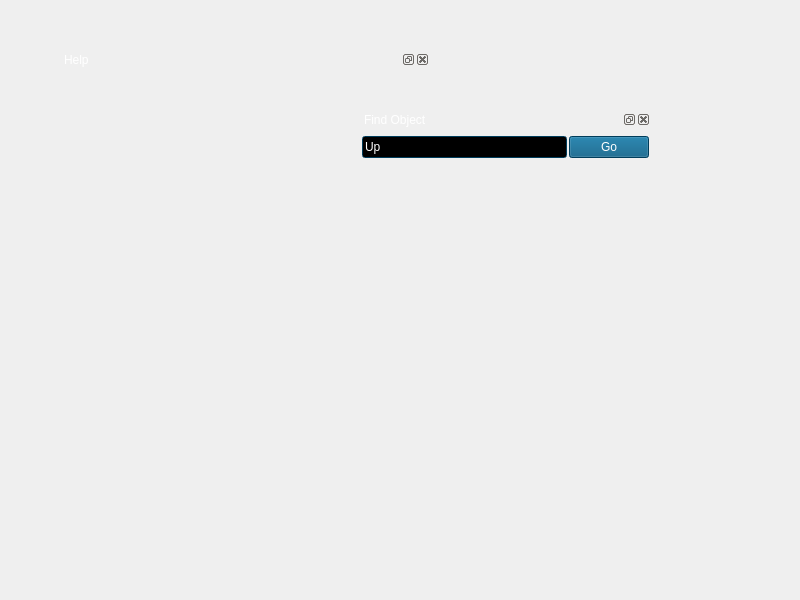
First picture: the form in src/gui/mainGui.ui, repository 519984307/stellarium_src, before the edit.
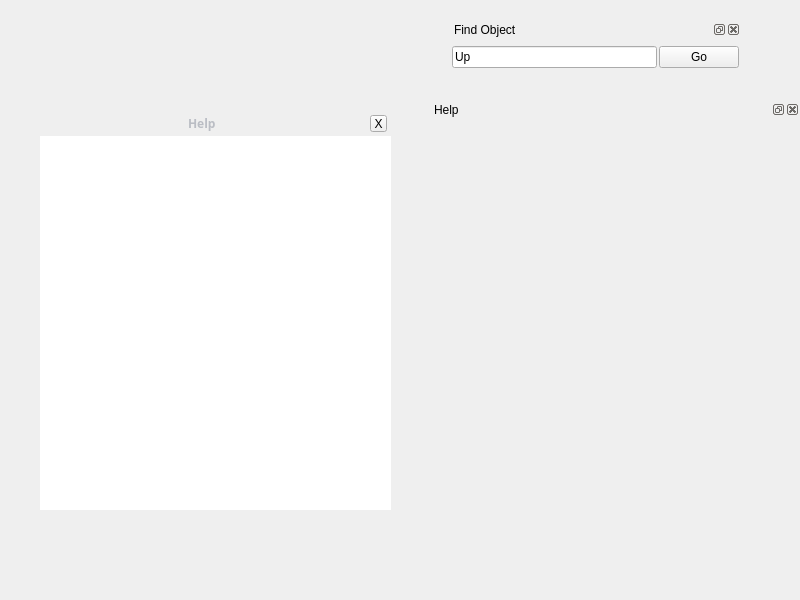
Second picture: the form after the edit. Icons and pictures are not drawn. Custom widgets are drawn as their Qt base class.

Commit message: Applied modifs to Style.

Diff of the .ui file:
```diff
--- a/src/gui/mainGui.ui
+++ b/src/gui/mainGui.ui
@@ -21,374 +21,42 @@
   <property name="windowIcon" >
    <iconset resource="../../data/mainRes.qrc" >:/mainWindow/icon.bmp</iconset>
   </property>
+  <property name="styleSheet" >
+   <string>QFrame {
+	background: qlineargradient(x1: 0, y1: 0, x2: 0, y2: 1, stop: 0 	#4a4b50, stop: 1 #36373c);
+     background-repeat: repeat-x;
+     background-position: up;
+	border: 0px;
+	color : #babdc4;
+   font-family: "DejaVu"
+}
+
+DialogFrame {
+	border: 0px;
+  border-width: 1px;
+  border-style: solid;
+  border-color: #2e2e36;
+}
+
+QLabel {
+	background: None;
+   font-weight: bold;
+}</string>
+  </property>
   <widget class="QDockWidget" name="dockWidgetSearchSkyObject" >
    <property name="geometry" >
     <rect>
-     <x>360</x>
-     <y>110</y>
+     <x>450</x>
+     <y>20</y>
      <width>291</width>
      <height>56</height>
     </rect>
    </property>
    <property name="palette" >
     <palette>
-     <active>
-      <colorrole role="WindowText" >
-       <brush brushstyle="SolidPattern" >
-        <color alpha="255" >
-         <red>255</red>
-         <green>255</green>
-         <blue>255</blue>
-        </color>
-       </brush>
-      </colorrole>
-      <colorrole role="Button" >
-       <brush brushstyle="SolidPattern" >
-        <color alpha="255" >
-         <red>0</red>
-         <green>85</green>
-         <blue>127</blue>
-        </color>
-       </brush>
-      </colorrole>
-      <colorrole role="Light" >
-       <brush brushstyle="SolidPattern" >
-        <color alpha="255" >
-         <red>0</red>
-         <green>128</green>
-         <blue>191</blue>
-        </color>
-       </brush>
-      </colorrole>
-      <colorrole role="Midlight" >
-       <brush brushstyle="SolidPattern" >
-        <color alpha="255" >
-         <red>0</red>
-         <green>106</green>
-         <blue>159</blue>
-        </color>
-       </brush>
-      </colorrole>
-      <colorrole role="Dark" >
-       <brush brushstyle="SolidPattern" >
-        <color alpha="255" >
-         <red>0</red>
-         <green>42</green>
-         <blue>63</blue>
-        </color>
-       </brush>
-      </colorrole>
-      <colorrole role="Mid" >
-       <brush brushstyle="SolidPattern" >
-        <color alpha="255" >
-         <red>0</red>
-         <green>56</green>
-         <blue>84</blue>
-        </color>
-       </brush>
-      </colorrole>
-      <colorrole role="Text" >
-       <brush brushstyle="SolidPattern" >
-        <color alpha="255" >
-         <red>255</red>
-         <green>255</green>
-         <blue>255</blue>
-        </color>
-       </brush>
-      </colorrole>
-      <colorrole role="BrightText" >
-       <brush brushstyle="SolidPattern" >
-        <color alpha="255" >
-         <red>255</red>
-         <green>255</green>
-         <blue>255</blue>
-        </color>
-       </brush>
-      </colorrole>
-      <colorrole role="ButtonText" >
-       <brush brushstyle="SolidPattern" >
-        <color alpha="255" >
-         <red>255</red>
-         <green>255</green>
-         <blue>255</blue>
-        </color>
-       </brush>
-      </colorrole>
-      <colorrole role="Base" >
-       <brush brushstyle="SolidPattern" >
-        <color alpha="255" >
-         <red>0</red>
-         <green>0</green>
-         <blue>0</blue>
-        </color>
-       </brush>
-      </colorrole>
-      <colorrole role="Window" >
-       <brush brushstyle="SolidPattern" >
-        <color alpha="255" >
-         <red>0</red>
-         <green>85</green>
-         <blue>127</blue>
-        </color>
-       </brush>
-      </colorrole>
-      <colorrole role="Shadow" >
-       <brush brushstyle="SolidPattern" >
-        <color alpha="255" >
-         <red>0</red>
-         <green>0</green>
-         <blue>0</blue>
-        </color>
-       </brush>
-      </colorrole>
-      <colorrole role="AlternateBase" >
-       <brush brushstyle="SolidPattern" >
-        <color alpha="255" >
-         <red>0</red>
-         <green>42</green>
-         <blue>63</blue>
-        </color>
-       </brush>
-      </colorrole>
-     </active>
-     <inactive>
-      <colorrole role="WindowText" >
-       <brush brushstyle="SolidPattern" >
-        <color alpha="255" >
-         <red>255</red>
-         <green>255</green>
-         <blue>255</blue>
-        </color>
-       </brush>
-      </colorrole>
-      <colorrole role="Button" >
-       <brush brushstyle="SolidPattern" >
-        <color alpha="255" >
-         <red>0</red>
-         <green>85</green>
-         <blue>127</blue>
-        </color>
-       </brush>
-      </colorrole>
-      <colorrole role="Light" >
-       <brush brushstyle="SolidPattern" >
-        <color alpha="255" >
-         <red>0</red>
-         <green>128</green>
-         <blue>191</blue>
-        </color>
-       </brush>
-      </colorrole>
-      <colorrole role="Midlight" >
-       <brush brushstyle="SolidPattern" >
-        <color alpha="255" >
-         <red>0</red>
-         <green>106</green>
-         <blue>159</blue>
-        </color>
-       </brush>
-      </colorrole>
-      <colorrole role="Dark" >
-       <brush brushstyle="SolidPattern" >
-        <color alpha="255" >
-         <red>0</red>
-         <green>42</green>
-         <blue>63</blue>
-        </color>
-       </brush>
-      </colorrole>
-      <colorrole role="Mid" >
-       <brush brushstyle="SolidPattern" >
-        <color alpha="255" >
-         <red>0</red>
-         <green>56</green>
-         <blue>84</blue>
-        </color>
-       </brush>
-      </colorrole>
-      <colorrole role="Text" >
-       <brush brushstyle="SolidPattern" >
-        <color alpha="255" >
-         <red>255</red>
-         <green>255</green>
-         <blue>255</blue>
-        </color>
-       </brush>
-      </colorrole>
-      <colorrole role="BrightText" >
-       <brush brushstyle="SolidPattern" >
-        <color alpha="255" >
-         <red>255</red>
-         <green>255</green>
-         <blue>255</blue>
-        </color>
-       </brush>
-      </colorrole>
-      <colorrole role="ButtonText" >
-       <brush brushstyle="SolidPattern" >
-        <color alpha="255" >
-         <red>255</red>
-         <green>255</green>
-         <blue>255</blue>
-        </color>
-       </brush>
-      </colorrole>
-      <colorrole role="Base" >
-       <brush brushstyle="SolidPattern" >
-        <color alpha="255" >
-         <red>0</red>
-         <green>0</green>
-         <blue>0</blue>
-        </color>
-       </brush>
-      </colorrole>
-      <colorrole role="Window" >
-       <brush brushstyle="SolidPattern" >
-        <color alpha="255" >
-         <red>0</red>
-         <green>85</green>
-         <blue>127</blue>
-        </color>
-       </brush>
-      </colorrole>
-      <colorrole role="Shadow" >
-       <brush brushstyle="SolidPattern" >
-        <color alpha="255" >
-         <red>0</red>
-         <green>0</green>
-         <blue>0</blue>
-        </color>
-       </brush>
-      </colorrole>
-      <colorrole role="AlternateBase" >
-       <brush brushstyle="SolidPattern" >
-        <color alpha="255" >
-         <red>0</red>
-         <green>42</green>
-         <blue>63</blue>
-        </color>
-       </brush>
-      </colorrole>
-     </inactive>
-     <disabled>
-      <colorrole role="WindowText" >
-       <brush brushstyle="SolidPattern" >
-        <color alpha="255" >
-         <red>0</red>
-         <green>42</green>
-         <blue>63</blue>
-        </color>
-       </brush>
-      </colorrole>
-      <colorrole role="Button" >
-       <brush brushstyle="SolidPattern" >
-        <color alpha="255" >
-         <red>0</red>
-         <green>85</green>
-         <blue>127</blue>
-        </color>
-       </brush>
-      </colorrole>
-      <colorrole role="Light" >
-       <brush brushstyle="SolidPattern" >
-        <color alpha="255" >
-         <red>0</red>
-         <green>128</green>
-         <blue>191</blue>
-        </color>
-       </brush>
-      </colorrole>
-      <colorrole role="Midlight" >
-       <brush brushstyle="SolidPattern" >
-        <color alpha="255" >
-         <red>0</red>
-         <green>106</green>
-         <blue>159</blue>
-        </color>
-       </brush>
-      </colorrole>
-      <colorrole role="Dark" >
-       <brush brushstyle="SolidPattern" >
-        <color alpha="255" >
-         <red>0</red>
-         <green>42</green>
-         <blue>63</blue>
-        </color>
-       </brush>
-      </colorrole>
-      <colorrole role="Mid" >
-       <brush brushstyle="SolidPattern" >
-        <color alpha="255" >
-         <red>0</red>
-         <green>56</green>
-         <blue>84</blue>
-        </color>
-       </brush>
-      </colorrole>
-      <colorrole role="Text" >
-       <brush brushstyle="SolidPattern" >
-        <color alpha="255" >
-         <red>0</red>
-         <green>42</green>
-         <blue>63</blue>
-        </color>
-       </brush>
-      </colorrole>
-      <colorrole role="BrightText" >
-       <brush brushstyle="SolidPattern" >
-        <color alpha="255" >
-         <red>255</red>
-         <green>255</green>
-         <blue>255</blue>
-        </color>
-       </brush>
-      </colorrole>
-      <colorrole role="ButtonText" >
-       <brush brushstyle="SolidPattern" >
-        <color alpha="255" >
-         <red>0</red>
-         <green>42</green>
-         <blue>63</blue>
-        </color>
-       </brush>
-      </colorrole>
-      <colorrole role="Base" >
-       <brush brushstyle="SolidPattern" >
-        <color alpha="255" >
-         <red>0</red>
-         <green>85</green>
-         <blue>127</blue>
-        </color>
-       </brush>
-      </colorrole>
-      <colorrole role="Window" >
-       <brush brushstyle="SolidPattern" >
-        <color alpha="255" >
-         <red>0</red>
-         <green>85</green>
-         <blue>127</blue>
-        </color>
-       </brush>
-      </colorrole>
-      <colorrole role="Shadow" >
-       <brush brushstyle="SolidPattern" >
-        <color alpha="255" >
-         <red>0</red>
-         <green>0</green>
-         <blue>0</blue>
-        </color>
-       </brush>
-      </colorrole>
-      <colorrole role="AlternateBase" >
-       <brush brushstyle="SolidPattern" >
-        <color alpha="255" >
-         <red>0</red>
-         <green>85</green>
-         <blue>127</blue>
-        </color>
-       </brush>
-      </colorrole>
-     </disabled>
+     <active/>
+     <inactive/>
+     <disabled/>
     </palette>
    </property>
    <property name="floating" >
@@ -432,93 +100,9 @@
         <widget class="QLineEdit" name="lineEditSearchSkyObject" >
          <property name="palette" >
           <palette>
-           <active>
-            <colorrole role="Light" >
-             <brush brushstyle="SolidPattern" >
-              <color alpha="255" >
-               <red>0</red>
-               <green>74</green>
-               <blue>108</blue>
-              </color>
-             </brush>
-            </colorrole>
-            <colorrole role="Highlight" >
-             <brush brushstyle="SolidPattern" >
-              <color alpha="255" >
-               <red>79</red>
-               <green>86</green>
-               <blue>99</blue>
-              </color>
-             </brush>
-            </colorrole>
-            <colorrole role="HighlightedText" >
-             <brush brushstyle="SolidPattern" >
-              <color alpha="255" >
-               <red>255</red>
-               <green>255</green>
-               <blue>255</blue>
-              </color>
-             </brush>
-            </colorrole>
-           </active>
-           <inactive>
-            <colorrole role="Light" >
-             <brush brushstyle="SolidPattern" >
-              <color alpha="255" >
-               <red>0</red>
-               <green>74</green>
-               <blue>108</blue>
-              </color>
-             </brush>
-            </colorrole>
-            <colorrole role="Highlight" >
-             <brush brushstyle="SolidPattern" >
-              <color alpha="255" >
-               <red>79</red>
-               <green>86</green>
-               <blue>99</blue>
-              </color>
-             </brush>
-            </colorrole>
-            <colorrole role="HighlightedText" >
-             <brush brushstyle="SolidPattern" >
-              <color alpha="255" >
-               <red>255</red>
-               <green>255</green>
-               <blue>255</blue>
-              </color>
-             </brush>
-            </colorrole>
-           </inactive>
-           <disabled>
-            <colorrole role="Light" >
-             <brush brushstyle="SolidPattern" >
-              <color alpha="255" >
-               <red>0</red>
-               <green>74</green>
-               <blue>108</blue>
-              </color>
-             </brush>
-            </colorrole>
-            <colorrole role="Highlight" >
-             <brush brushstyle="SolidPattern" >
-              <color alpha="255" >
-               <red>134</red>
-               <green>134</green>
-               <blue>134</blue>
-              </color>
-             </brush>
-            </colorrole>
-            <colorrole role="HighlightedText" >
-             <brush brushstyle="SolidPattern" >
-              <color alpha="255" >
-               <red>255</red>
-               <green>255</green>
-               <blue>255</blue>
-              </color>
-             </brush>
-            </colorrole>
-           </disabled>
+           <active/>
+           <inactive/>
+           <disabled/>
           </palette>
          </property>
          <property name="text" >
@@ -544,373 +128,22 @@
   <widget class="QDockWidget" name="dockWidgetHelp" >
    <property name="geometry" >
     <rect>
-     <x>60</x>
-     <y>50</y>
+     <x>430</x>
+     <y>100</y>
      <width>370</width>
      <height>380</height>
     </rect>
    </property>
    <property name="palette" >
     <palette>
-     <active>
-      <colorrole role="WindowText" >
-       <brush brushstyle="SolidPattern" >
-        <color alpha="255" >
-         <red>255</red>
-         <green>255</green>
-         <blue>255</blue>
-        </color>
-       </brush>
-      </colorrole>
-      <colorrole role="Button" >
-       <brush brushstyle="SolidPattern" >
-        <color alpha="255" >
-         <red>0</red>
-         <green>85</green>
-         <blue>127</blue>
-        </color>
-       </brush>
-      </colorrole>
-      <colorrole role="Light" >
-       <brush brushstyle="SolidPattern" >
-        <color alpha="255" >
-         <red>0</red>
-         <green>128</green>
-         <blue>191</blue>
-        </color>
-       </brush>
-      </colorrole>
-      <colorrole role="Midlight" >
-       <brush brushstyle="SolidPattern" >
-        <color alpha="255" >
-         <red>0</red>
-         <green>106</green>
-         <blue>159</blue>
-        </color>
-       </brush>
-      </colorrole>
-      <colorrole role="Dark" >
-       <brush brushstyle="SolidPattern" >
-        <color alpha="255" >
-         <red>0</red>
-         <green>42</green>
-         <blue>63</blue>
-        </color>
-       </brush>
-      </colorrole>
-      <colorrole role="Mid" >
-       <brush brushstyle="SolidPattern" >
-        <color alpha="255" >
-         <red>0</red>
-         <green>56</green>
-         <blue>84</blue>
-        </color>
-       </brush>
-      </colorrole>
-      <colorrole role="Text" >
-       <brush brushstyle="SolidPattern" >
-        <color alpha="255" >
-         <red>255</red>
-         <green>255</green>
-         <blue>255</blue>
-        </color>
-       </brush>
-      </colorrole>
-      <colorrole role="BrightText" >
-       <brush brushstyle="SolidPattern" >
-        <color alpha="255" >
-         <red>255</red>
-         <green>255</green>
-         <blue>255</blue>
-        </color>
-       </brush>
-      </colorrole>
-      <colorrole role="ButtonText" >
-       <brush brushstyle="SolidPattern" >
-        <color alpha="255" >
-         <red>255</red>
-         <green>255</green>
-         <blue>255</blue>
-        </color>
-       </brush>
-      </colorrole>
-      <colorrole role="Base" >
-       <brush brushstyle="SolidPattern" >
-        <color alpha="255" >
-         <red>0</red>
-         <green>0</green>
-         <blue>0</blue>
-        </color>
-       </brush>
-      </colorrole>
-      <colorrole role="Window" >
-       <brush brushstyle="SolidPattern" >
-        <color alpha="255" >
-         <red>0</red>
-         <green>85</green>
-         <blue>127</blue>
-        </color>
-       </brush>
-      </colorrole>
-      <colorrole role="Shadow" >
-       <brush brushstyle="SolidPattern" >
-        <color alpha="255" >
-         <red>0</red>
-         <green>0</green>
-         <blue>0</blue>
-        </color>
-       </brush>
-      </colorrole>
-      <colorrole role="AlternateBase" >
-       <brush brushstyle="SolidPattern" >
-        <color alpha="255" >
-         <red>0</red>
-         <green>42</green>
-         <blue>63</blue>
-        </color>
-       </brush>
-      </colorrole>
-     </active>
-     <inactive>
-      <colorrole role="WindowText" >
-       <brush brushstyle="SolidPattern" >
-        <color alpha="255" >
-         <red>255</red>
-         <green>255</green>
-         <blue>255</blue>
-        </color>
-       </brush>
-      </colorrole>
-      <colorrole role="Button" >
-       <brush brushstyle="SolidPattern" >
-        <color alpha="255" >
-         <red>0</red>
-         <green>85</green>
-         <blue>127</blue>
-        </color>
-       </brush>
-      </colorrole>
-      <colorrole role="Light" >
-       <brush brushstyle="SolidPattern" >
-        <color alpha="255" >
-         <red>0</red>
-         <green>128</green>
-         <blue>191</blue>
-        </color>
-       </brush>
-      </colorrole>
-      <colorrole role="Midlight" >
-       <brush brushstyle="SolidPattern" >
-        <color alpha="255" >
-         <red>0</red>
-         <green>106</green>
-         <blue>159</blue>
-        </color>
-       </brush>
-      </colorrole>
-      <colorrole role="Dark" >
-       <brush brushstyle="SolidPattern" >
-        <color alpha="255" >
-         <red>0</red>
-         <green>42</green>
-         <blue>63</blue>
-        </color>
-       </brush>
-      </colorrole>
-      <colorrole role="Mid" >
-       <brush brushstyle="SolidPattern" >
-        <color alpha="255" >
-         <red>0</red>
-         <green>56</green>
-         <blue>84</blue>
-        </color>
-       </brush>
-      </colorrole>
-      <colorrole role="Text" >
-       <brush brushstyle="SolidPattern" >
-        <color alpha="255" >
-         <red>255</red>
-         <green>255</green>
-         <blue>255</blue>
-        </color>
-       </brush>
-      </colorrole>
-      <colorrole role="BrightText" >
-       <brush brushstyle="SolidPattern" >
-        <color alpha="255" >
-         <red>255</red>
-         <green>255</green>
-         <blue>255</blue>
-        </color>
-       </brush>
-      </colorrole>
-      <colorrole role="ButtonText" >
-       <brush brushstyle="SolidPattern" >
-        <color alpha="255" >
-         <red>255</red>
-         <green>255</green>
-         <blue>255</blue>
-        </color>
-       </brush>
-      </colorrole>
-      <colorrole role="Base" >
-       <brush brushstyle="SolidPattern" >
-        <color alpha="255" >
-         <red>0</red>
-         <green>0</green>
-         <blue>0</blue>
-        </color>
-       </brush>
-      </colorrole>
-      <colorrole role="Window" >
-       <brush brushstyle="SolidPattern" >
-        <color alpha="255" >
-         <red>0</red>
-         <green>85</green>
-         <blue>127</blue>
-        </color>
-       </brush>
-      </colorrole>
-      <colorrole role="Shadow" >
-       <brush brushstyle="SolidPattern" >
-        <color alpha="255" >
-         <red>0</red>
-         <green>0</green>
-         <blue>0</blue>
-        </color>
-       </brush>
-      </colorrole>
-      <colorrole role="AlternateBase" >
-       <brush brushstyle="SolidPattern" >
-        <color alpha="255" >
-         <red>0</red>
-         <green>42</green>
-         <blue>63</blue>
-        </color>
-       </brush>
-      </colorrole>
-     </inactive>
-     <disabled>
-      <colorrole role="WindowText" >
-       <brush brushstyle="SolidPattern" >
-        <color alpha="255" >
-         <red>0</red>
-         <green>42</green>
-         <blue>63</blue>
-        </color>
-       </brush>
-      </colorrole>
-      <colorrole role="Button" >
-       <brush brushstyle="SolidPattern" >
-        <color alpha="255" >
-         <red>0</red>
-         <green>85</green>
-         <blue>127</blue>
-        </color>
-       </brush>
-      </colorrole>
-      <colorrole role="Light" >
-       <brush brushstyle="SolidPattern" >
-        <color alpha="255" >
-         <red>0</red>
-         <green>128</green>
-         <blue>191</blue>
-        </color>
-       </brush>
-      </colorrole>
-      <colorrole role="Midlight" >
-       <brush brushstyle="SolidPattern" >
-        <color alpha="255" >
-         <red>0</red>
-         <green>106</green>
-         <blue>159</blue>
-        </color>
-       </brush>
-      </colorrole>
-      <colorrole role="Dark" >
-       <brush brushstyle="SolidPattern" >
-        <color alpha="255" >
-         <red>0</red>
-         <green>42</green>
-         <blue>63</blue>
-        </color>
-       </brush>
-      </colorrole>
-      <colorrole role="Mid" >
-       <brush brushstyle="SolidPattern" >
-        <color alpha="255" >
-         <red>0</red>
-         <green>56</green>
-         <blue>84</blue>
-        </color>
-       </brush>
-      </colorrole>
-      <colorrole role="Text" >
-       <brush brushstyle="SolidPattern" >
-        <color alpha="255" >
-         <red>0</red>
-         <green>42</green>
-         <blue>63</blue>
-        </color>
-       </brush>
-      </colorrole>
-      <colorrole role="BrightText" >
-       <brush brushstyle="SolidPattern" >
-        <color alpha="255" >
-         <red>255</red>
-         <green>255</green>
-         <blue>255</blue>
-        </color>
-       </brush>
-      </colorrole>
-      <colorrole role="ButtonText" >
-       <brush brushstyle="SolidPattern" >
-        <color alpha="255" >
-         <red>0</red>
-         <green>42</green>
-         <blue>63</blue>
-        </color>
-       </brush>
-      </colorrole>
-      <colorrole role="Base" >
-       <brush brushstyle="SolidPattern" >
-        <color alpha="255" >
-         <red>0</red>
-         <green>85</green>
-         <blue>127</blue>
-        </color>
-       </brush>
-      </colorrole>
-      <colorrole role="Window" >
-       <brush brushstyle="SolidPattern" >
-        <color alpha="255" >
-         <red>0</red>
-         <green>85</green>
-         <blue>127</blue>
-        </color>
-       </brush>
-      </colorrole>
-      <colorrole role="Shadow" >
-       <brush brushstyle="SolidPattern" >
-        <color alpha="255" >
-         <red>0</red>
-         <green>0</green>
-         <blue>0</blue>
-        </color>
-       </brush>
-      </colorrole>
-      <colorrole role="AlternateBase" >
-       <brush brushstyle="SolidPattern" >
-        <color alpha="255" >
-         <red>0</red>
-         <green>85</green>
-         <blue>127</blue>
-        </color>
-       </brush>
-      </colorrole>
-     </disabled>
+     <active/>
+     <inactive/>
+     <disabled/>
     </palette>
    </property>
+   <property name="font" >
+    <font/>
+   </property>
    <property name="floating" >
     <bool>true</bool>
    </property>
@@ -923,20 +156,264 @@
    <property name="windowTitle" >
     <string>Help</string>
    </property>
-   <widget class="QWidget" name="dockWidgetContents_2" >
-    <layout class="QGridLayout" >
-     <item row="0" column="0" >
-      <widget class="StelHelpBrowser" native="1" name="helpBrowser" >
-       <property name="sizePolicy" >
-        <sizepolicy vsizetype="Expanding" hsizetype="Expanding" >
-         <horstretch>0</horstretch>
-         <verstretch>0</verstretch>
-        </sizepolicy>
+   <widget class="QWidget" name="dockWidgetContents_2" />
+  </widget>
+  <widget class="DialogFrame" name="HelpDialog" >
+   <property name="geometry" >
+    <rect>
+     <x>40</x>
+     <y>110</y>
+     <width>351</width>
+     <height>401</height>
+    </rect>
+   </property>
+   <property name="mouseTracking" >
+    <bool>true</bool>
+   </property>
+   <property name="frameShape" >
+    <enum>QFrame::StyledPanel</enum>
+   </property>
+   <layout class="QVBoxLayout" >
+    <property name="spacing" >
+     <number>0</number>
+    </property>
+    <property name="leftMargin" >
+     <number>0</number>
+    </property>
+    <property name="topMargin" >
+     <number>1</number>
+    </property>
+    <property name="rightMargin" >
+     <number>0</number>
+    </property>
+    <property name="bottomMargin" >
+     <number>1</number>
+    </property>
+    <item>
+     <widget class="BarFrame" name="frame_2" >
+      <property name="minimumSize" >
+       <size>
+        <width>16</width>
+        <height>25</height>
+       </size>
+      </property>
+      <property name="maximumSize" >
+       <size>
+        <width>16777215</width>
+        <height>30</height>
+       </size>
+      </property>
+      <property name="frameShape" >
+       <enum>QFrame::StyledPanel</enum>
+      </property>
+      <layout class="QHBoxLayout" >
+       <property name="leftMargin" >
+        <number>0</number>
        </property>
-      </widget>
-     </item>
-    </layout>
-   </widget>
+       <property name="topMargin" >
+        <number>0</number>
+       </property>
+       <property name="rightMargin" >
+        <number>4</number>
+       </property>
+       <property name="bottomMargin" >
+        <number>0</number>
+       </property>
+       <item>
+        <spacer>
+         <property name="orientation" >
+          <enum>Qt::Horizontal</enum>
+         </property>
+         <property name="sizeHint" >
+          <size>
+           <width>40</width>
+           <height>20</height>
+          </size>
+         </property>
+        </spacer>
+       </item>
+       <item>
+        <widget class="QLabel" name="label" >
+         <property name="palette" >
+          <palette>
+           <active>
+            <colorrole role="WindowText" >
+             <brush brushstyle="SolidPattern" >
+              <color alpha="255" >
+               <red>186</red>
+               <green>189</green>
+               <blue>196</blue>
+              </color>
+             </brush>
+            </colorrole>
+            <colorrole role="Text" >
+             <brush brushstyle="SolidPattern" >
+              <color alpha="255" >
+               <red>186</red>
+               <green>189</green>
+               <blue>196</blue>
+              </color>
+             </brush>
+            </colorrole>
+           </active>
+           <inactive>
+            <colorrole role="WindowText" >
+             <brush brushstyle="SolidPattern" >
+              <color alpha="255" >
+               <red>186</red>
+               <green>189</green>
+               <blue>196</blue>
+              </color>
+             </brush>
+            </colorrole>
+            <colorrole role="Text" >
+             <brush brushstyle="SolidPattern" >
+              <color alpha="255" >
+               <red>186</red>
+               <green>189</green>
+               <blue>196</blue>
+              </color>
+             </brush>
+            </colorrole>
+           </inactive>
+           <disabled>
+            <colorrole role="WindowText" >
+             <brush brushstyle="SolidPattern" >
+              <color alpha="255" >
+               <red>186</red>
+               <green>189</green>
+               <blue>196</blue>
+              </color>
+             </brush>
+            </colorrole>
+            <colorrole role="Text" >
+             <brush brushstyle="SolidPattern" >
+              <color alpha="255" >
+               <red>186</red>
+               <green>189</green>
+               <blue>196</blue>
+              </color>
+             </brush>
+            </colorrole>
+           </disabled>
+          </palette>
+         </property>
+         <property name="font" >
+          <font>
+           <family>DejaVu</family>
+           <weight>75</weight>
+           <bold>true</bold>
+          </font>
+         </property>
+         <property name="text" >
+          <string>Help</string>
+         </property>
+        </widget>
+       </item>
+       <item>
+        <spacer>
+         <property name="orientation" >
+          <enum>Qt::Horizontal</enum>
+         </property>
+         <property name="sizeHint" >
+          <size>
+           <width>40</width>
+           <height>20</height>
+          </size>
+         </property>
+        </spacer>
+       </item>
+       <item>
+        <widget class="QToolButton" name="closeHelp" >
+         <property name="maximumSize" >
+          <size>
+           <width>17</width>
+           <height>17</height>
+          </size>
+         </property>
+         <property name="text" >
+          <string>X</string>
+         </property>
+        </widget>
+       </item>
+      </layout>
+     </widget>
+    </item>
+    <item>
+     <widget class="StelHelpBrowser" name="helpBrowser" >
+      <property name="sizePolicy" >
+       <sizepolicy vsizetype="Expanding" hsizetype="Expanding" >
+        <horstretch>0</horstretch>
+        <verstretch>0</verstretch>
+       </sizepolicy>
+      </property>
+      <property name="palette" >
+       <palette>
+        <active>
+         <colorrole role="WindowText" >
+          <brush brushstyle="SolidPattern" >
+           <color alpha="255" >
+            <red>186</red>
+            <green>189</green>
+            <blue>196</blue>
+           </color>
+          </brush>
+         </colorrole>
+         <colorrole role="Text" >
+          <brush brushstyle="SolidPattern" >
+           <color alpha="255" >
+            <red>186</red>
+            <green>189</green>
+            <blue>196</blue>
+           </color>
+          </brush>
+         </colorrole>
+        </active>
+        <inactive>
+         <colorrole role="WindowText" >
+          <brush brushstyle="SolidPattern" >
+           <color alpha="255" >
+            <red>186</red>
+            <green>189</green>
+            <blue>196</blue>
+           </color>
+          </brush>
+         </colorrole>
+         <colorrole role="Text" >
+          <brush brushstyle="SolidPattern" >
+           <color alpha="255" >
+            <red>186</red>
+            <green>189</green>
+            <blue>196</blue>
+           </color>
+          </brush>
+         </colorrole>
+        </inactive>
+        <disabled>
+         <colorrole role="WindowText" >
+          <brush brushstyle="SolidPattern" >
+           <color alpha="255" >
+            <red>186</red>
+            <green>189</green>
+            <blue>196</blue>
+           </color>
+          </brush>
+         </colorrole>
+         <colorrole role="Text" >
+          <brush brushstyle="SolidPattern" >
+           <color alpha="255" >
+            <red>186</red>
+            <green>189</green>
+            <blue>196</blue>
+           </color>
+          </brush>
+         </colorrole>
+        </disabled>
+       </palette>
+      </property>
+     </widget>
+    </item>
+   </layout>
   </widget>
   <action name="actionShow_Constellation_Lines" >
    <property name="checkable" >
@@ -1275,10 +752,22 @@
  <customwidgets>
   <customwidget>
    <class>StelHelpBrowser</class>
-   <extends>QWidget</extends>
+   <extends>QTextBrowser</extends>
    <header>StelHelpBrowser.hpp</header>
    <container>1</container>
   </customwidget>
+  <customwidget>
+   <class>BarFrame</class>
+   <extends>QFrame</extends>
+   <header>Dialog.hpp</header>
+   <container>1</container>
+  </customwidget>
+  <customwidget>
+   <class>DialogFrame</class>
+   <extends>QFrame</extends>
+   <header>Dialog.hpp</header>
+   <container>1</container>
+  </customwidget>
  </customwidgets>
  <resources>
   <include location="../../data/mainRes.qrc" />
```
Left out of the diff: 22 changed lines with no effect on the pictures. The commit also changes 5 other files.
